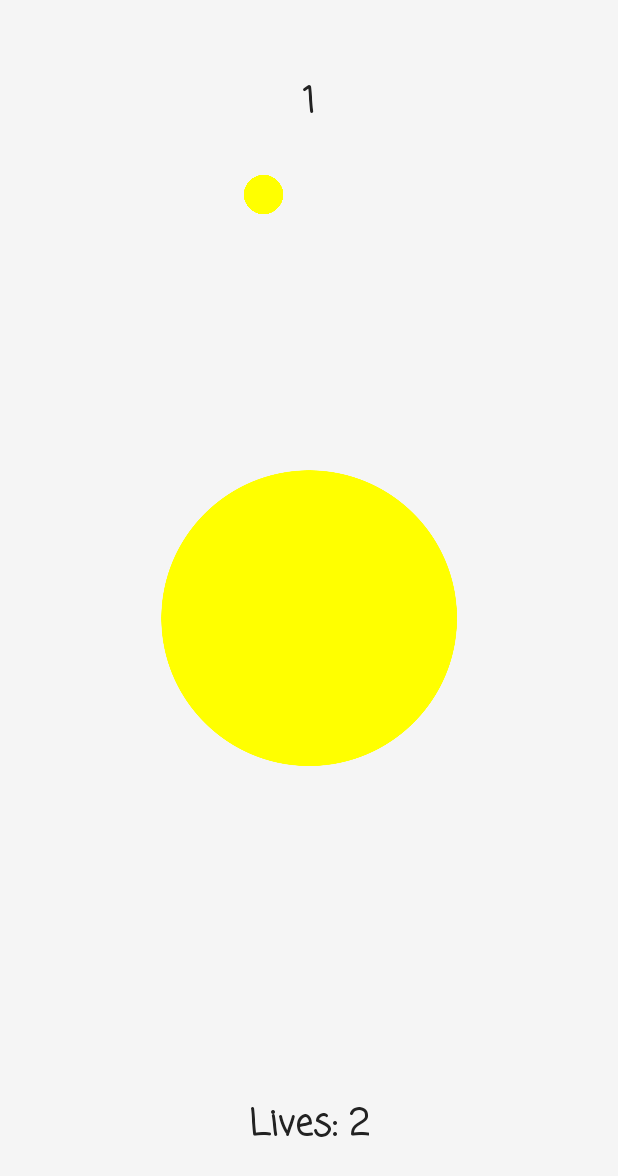
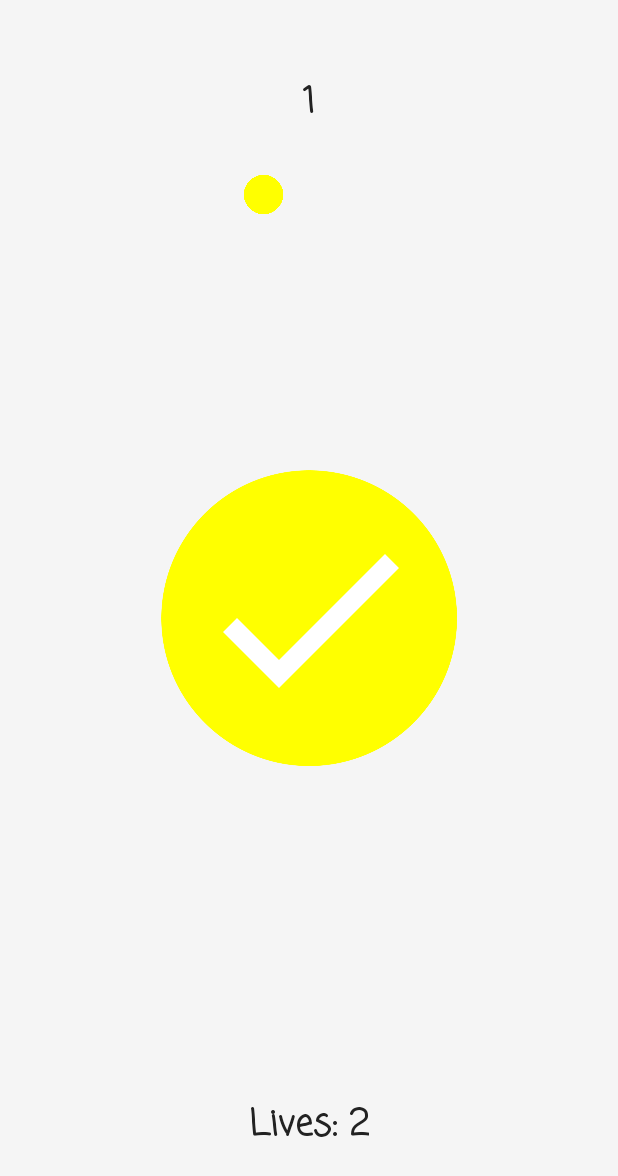
Before and after one commit to wilbur04/BallColourGame, an Android app: the screen it shows after launch (MainActivity), after a tap on an icon or button, on a phone screen of 412 x 824 dp. Shown: the top 1176 px of the screen. Run offline under Robolectric (Android 15) with nearby library versions, the phone set to English and light mode, and no system bars; 4 statements that could not run were skipped.

Commit message:
tick and cross marks

```diff
--- a/app/src/main/java/com/llamaniac/games/ballcolourgame/MainActivity.java
+++ b/app/src/main/java/com/llamaniac/games/ballcolourgame/MainActivity.java
@@ -1,6 +1,8 @@
 package com.llamaniac.games.ballcolourgame;
 
 import android.graphics.Color;
+import android.os.Handler;
+import android.os.Message;
 import android.support.v7.app.AppCompatActivity;
 import android.os.Bundle;
 import android.view.View;
@@ -17,6 +19,7 @@ public class MainActivity extends AppCompatActivity implements View.OnClickListe
     private TextView scoreView;
     private TextView livesView;
     private ImageView currColourCircle1, currColourCircle2,currColourCircle3;
+    private ImageView tickMark, crossMark;
     private int lives = 3;
     private BallFactory bf;
     private boolean  isColour2active, isColour3active;
@@ -32,6 +35,9 @@ public class MainActivity extends AppCompatActivity implements View.OnClickListe
         currColourCircle1 = (ImageView) findViewById(R.id.curColour1);
         currColourCircle2 = (ImageView) findViewById(R.id.curColour2);
         currColourCircle3 = (ImageView) findViewById(R.id.curColour3);
+        tickMark = (ImageView) findViewById(R.id.tickMark);
+        crossMark = (ImageView) findViewById(R.id.crossMark);
+
         button.setOnClickListener(this);
         restart.setOnClickListener(this);
 
@@ -58,6 +64,9 @@ public class MainActivity extends AppCompatActivity implements View.OnClickListe
                     while (!isInterrupted()) {
                         if (!gameOver && lives >0) {
                             Thread.sleep(1000);
+                            handler.sendEmptyMessage(0);
+                            tickMark.setVisibility(View.INVISIBLE);
+                            crossMark.setVisibility(View.INVISIBLE);
                             runOnUiThread(new Runnable() {
                                 @Override
                                 public void run() {
@@ -125,9 +134,11 @@ public class MainActivity extends AppCompatActivity implements View.OnClickListe
                 case R.id.button:
                     if (!gameOver) {
                         if (curColor == activeColour1 || curColor == activeColour2 || curColor == activeColour3 ) {
-
+                            button.setClickable(false);
+                            tickMark.setVisibility(View.VISIBLE);
                             score++;
                             scoreView.setText("" + score);
+                            curColor = Color.parseColor("#f5f5f5");
 
                             if (score == 4){  // todo change
                                 isColour2active =true;
@@ -138,6 +149,8 @@ public class MainActivity extends AppCompatActivity implements View.OnClickListe
                             }
 
                         } else {
+                            crossMark.setVisibility(View.VISIBLE);
+                            button.setClickable(false);
                             lives--;
                             livesView.setText("Lives: " + lives);
                             if (lives == 0) {
@@ -146,11 +159,13 @@ public class MainActivity extends AppCompatActivity implements View.OnClickListe
 
                             }
                         }
-                        if (!gameOver) {
-                            curColor = BallStore.INSTANCE.getBallsByIndex(0).getColour();
-                            BallStore.INSTANCE.removeBallByIndex(0);
-                            button.setBackgroundColor(curColor);
-                        }
+
+
+/*
+                        curColor = BallStore.INSTANCE.getBallsByIndex(0).getColour();
+                        BallStore.INSTANCE.removeBallByIndex(0);
+                        button.setBackgroundColor(curColor);
+  */
                     }
 
                     break;
@@ -164,4 +179,10 @@ public class MainActivity extends AppCompatActivity implements View.OnClickListe
 
         }
 
+
+    public Handler handler = new Handler(){
+      public void handleMessage(Message m){
+          button.setClickable(true);
+      }
+    };
 }
--- /dev/null
+++ b/app/src/main/res/drawable/ic_close_white_24px.xml
@@ -0,0 +1,9 @@
+<vector xmlns:android="http://schemas.android.com/apk/res/android"
+        android:width="24dp"
+        android:height="24dp"
+        android:viewportWidth="24.0"
+        android:viewportHeight="24.0">
+    <path
+        android:pathData="M19,6.41L17.59,5 12,10.59 6.41,5 5,6.41 10.59,12 5,17.59 6.41,19 12,13.41 17.59,19 19,17.59 13.41,12z"
+        android:fillColor="#FFFFFF"/>
+</vector>
--- /dev/null
+++ b/app/src/main/res/drawable/ic_done_white_24px.xml
@@ -0,0 +1,9 @@
+<vector xmlns:android="http://schemas.android.com/apk/res/android"
+        android:width="24dp"
+        android:height="24dp"
+        android:viewportWidth="24.0"
+        android:viewportHeight="24.0">
+    <path
+        android:pathData="M9,16.2L4.8,12l-1.4,1.4L9,19 21,7l-1.4,-1.4L9,16.2z"
+        android:fillColor="#FFFFFF"/>
+</vector>
--- a/app/src/main/res/layout/activity_main.xml
+++ b/app/src/main/res/layout/activity_main.xml
@@ -111,5 +111,24 @@
         android:layout_centerHorizontal="true"/>
 
 
+    <ImageView
+        android:id="@+id/tickMark"
+        android:layout_width="1600dp"
+        android:layout_height="160dp"
+        android:src="@drawable/ic_done_white_24px"
+        android:layout_centerVertical="true"
+        android:layout_alignParentRight="true"
+        android:layout_alignParentEnd="true"
+        android:visibility="invisible"/>
+
+    <ImageView
+        android:id="@+id/crossMark"
+        android:layout_width="160dp"
+        android:layout_height="160dp"
+        android:src="@drawable/ic_close_white_24px"
+        android:layout_alignTop="@+id/tickMark"
+        android:layout_centerHorizontal="true"
+        android:visibility="invisible"/>
+
 
 </RelativeLayout>
```
